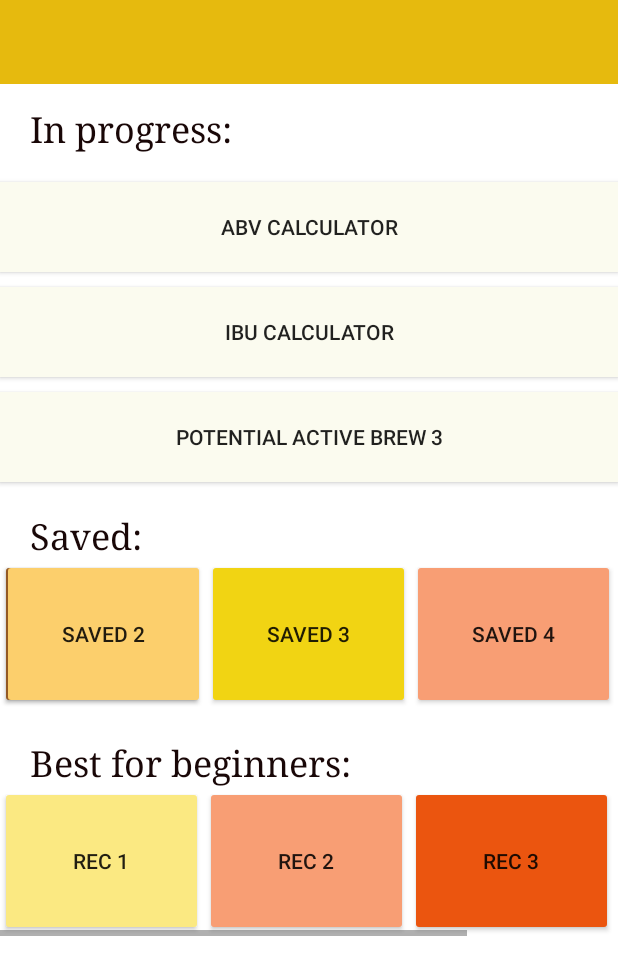
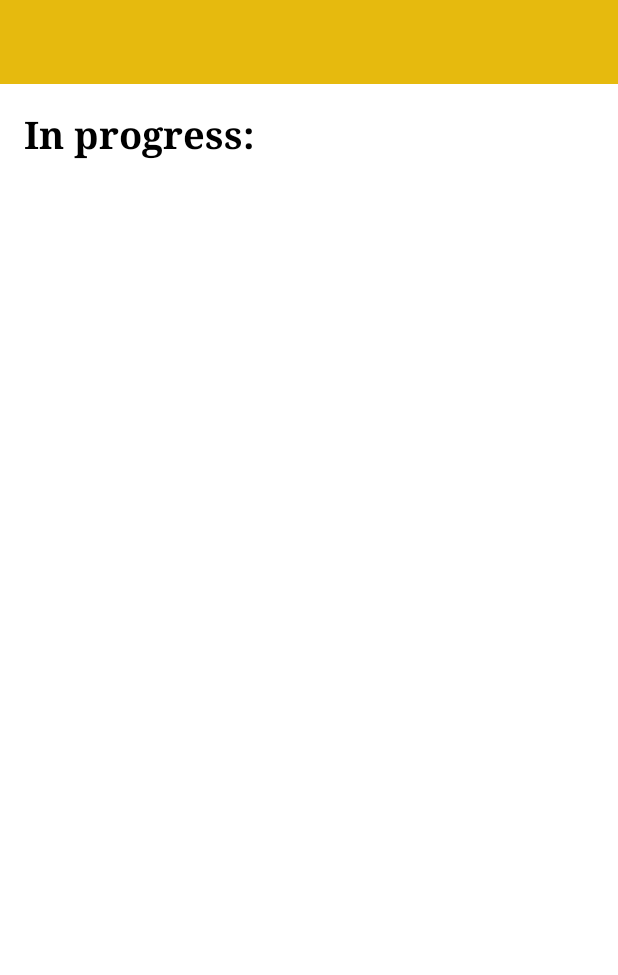
Before and after one commit to Infamiee/Brewminator, an Android app: the layout activity_home.xml on its own in the app's theme, with its tools: preview values and no code run, on a phone screen of 412 x 824 dp. Shown: the top 975 px of the screen. Run offline under Robolectric (Android 15) with nearby library versions, the light colour scheme and no system bars; Roboto replaces fonts that are not available here.

Commit message:
BREW-46 Zmiana strony domowej

```diff
--- a/app/src/main/res/layout/activity_home.xml
+++ b/app/src/main/res/layout/activity_home.xml
@@ -12,179 +12,27 @@
     <RelativeLayout
 
         android:layout_width="match_parent"
-        android:layout_height="match_parent"
-        app:layout_constraintBottom_toBottomOf="parent"
-        app:layout_constraintEnd_toEndOf="parent"
-        app:layout_constraintStart_toStartOf="parent"
-        app:layout_constraintTop_toTopOf="parent">
+        android:layout_height="match_parent">
 
         <include layout="@layout/toolbar"/>
 
-        <RelativeLayout
+        <LinearLayout
             android:layout_width="match_parent"
-            android:layout_height="wrap_content">
-
+            android:layout_height="wrap_content"
+            android:orientation="vertical"
+            android:layout_below="@id/toolbar"
+            android:layout_marginTop="@dimen/activity_vertical_margin"
+            android:layout_marginStart="@dimen/activity_horizontal_margin">
             <TextView
-                android:id="@+id/inprogresstext"
                 android:layout_width="wrap_content"
                 android:layout_height="wrap_content"
-                android:layout_marginStart="20dp"
-                android:layout_marginTop="70dp"
+                android:text="In progress:"
+                android:textSize="25sp"
+                android:textColor="@color/black"
+                android:textStyle="bold"
                 android:fontFamily="serif"
-                android:text="@string/in_progress"
-                android:textColor="#190707"
-                android:textSize="24dp" />
-
-            <Button
-                android:id="@+id/butt1"
-                android:layout_width="match_parent"
-                android:layout_height="60dp"
-                android:layout_below="@+id/inprogresstext"
-                android:layout_marginTop="20dp"
-                android:background="#FBFBEF"
-                android:text="ABV Calculator" />
-
-            <Button
-                android:id="@+id/butt2"
-                android:layout_width="match_parent"
-                android:layout_height="60dp"
-                android:layout_below="@+id/butt1"
-                android:layout_marginTop="10dp"
-                android:background="#FBFBEF"
-                android:text="Ibu calculator" />
-
-            <Button
-                android:id="@+id/butt3"
-                android:layout_width="match_parent"
-                android:layout_height="60dp"
-                android:layout_below="@+id/butt2"
-                android:layout_marginTop="10dp"
-                android:background="#FBFBEF"
-                android:text="potential active brew 3" />
-
-            <TextView
-                android:id="@+id/savedtext"
-                android:layout_width="wrap_content"
-                android:layout_height="wrap_content"
-                android:layout_below="@+id/butt3"
-                android:layout_marginLeft="20dp"
-                android:layout_marginTop="20dp"
-                android:fontFamily="serif"
-                android:text="Saved:"
-                android:textColor="#190707"
-                android:textSize="24dp" />
-
-
-            <HorizontalScrollView
-                android:id="@+id/savedhorizontal"
-                android:layout_width="wrap_content"
-                android:layout_height="wrap_content"
-                android:layout_below="@+id/savedtext">
-
-                <GridLayout
-                    android:id="@+id/savedgrid"
-                    android:layout_width="match_parent"
-                    android:layout_height="wrap_content">
-
-                    <Button
-                        android:id="@+id/savedbutt1"
-                        android:layout_width="135dp"
-                        android:layout_height="100dp"
-                        android:backgroundTint="#935924"
-                        android:text="Saved 1" />
-
-                    <Button
-                        android:id="@+id/savedbutt2"
-                        android:layout_width="135dp"
-                        android:layout_height="100dp"
-                        android:layout_row="0"
-                        android:layout_column="0"
-                        android:layout_marginLeft="1dp"
-                        android:backgroundTint="#FCCF6C"
-                        android:text="Saved 2" />
-
-                    <Button
-                        android:id="@+id/savedbutt3"
-                        android:layout_width="135dp"
-                        android:layout_height="100dp"
-                        android:layout_marginLeft="1dp"
-                        android:backgroundTint="#F1D413"
-                        android:text="Saved 3" />
-
-                    <Button
-                        android:id="@+id/savedbutt4"
-                        android:layout_width="135dp"
-                        android:layout_height="100dp"
-                        android:layout_marginLeft="1dp"
-                        android:backgroundTint="#F89E74"
-                        android:text="Saved 4" />
-
-                </GridLayout>
-            </HorizontalScrollView>
-
-            <TextView
-                android:id="@+id/recommendedtext"
-                android:layout_width="wrap_content"
-                android:layout_height="wrap_content"
-                android:layout_below="@+id/savedhorizontal"
-                android:layout_marginLeft="20dp"
-                android:layout_marginTop="20dp"
-                android:fontFamily="serif"
-                android:text="Best for beginners:"
-                android:textColor="#190707"
-                android:textSize="24dp" />
-
-            <HorizontalScrollView
-                android:id="@+id/rechorizontal"
-                android:layout_width="wrap_content"
-                android:layout_height="wrap_content"
-                android:layout_below="@+id/recommendedtext">
-
-                <GridLayout
-                    android:id="@+id/recgrid"
-                    android:layout_width="match_parent"
-                    android:layout_height="wrap_content">
-
-                    <Button
-                        android:id="@+id/recbutt1"
-                        android:layout_width="135dp"
-                        android:layout_height="100dp"
-                        android:layout_row="0"
-                        android:layout_column="0"
-                        android:backgroundTint="#FBE982"
-                        android:text="Rec 1" />
-
-                    <Button
-                        android:id="@+id/recbutt2"
-                        android:layout_width="135dp"
-                        android:layout_height="100dp"
-                        android:layout_marginLeft="1dp"
-                        android:backgroundTint="#F89E74"
-                        android:text="Rec 2" />
-
-                    <Button
-                        android:id="@+id/recbutt3"
-                        android:layout_width="135dp"
-                        android:layout_height="100dp"
-                        android:layout_row="0"
-                        android:layout_column="2"
-                        android:layout_marginLeft="1dp"
-                        android:backgroundTint="#EB550F"
-                        android:text="Rec 3" />
-
-                    <Button
-                        android:id="@+id/recbutt4"
-                        android:layout_width="135dp"
-                        android:layout_height="100dp"
-                        android:layout_marginLeft="1dp"
-                        android:backgroundTint="#FCCF6C"
-                        android:text="Rec 4" />
-
-                </GridLayout>
-            </HorizontalScrollView>
-
-
-        </RelativeLayout>
+                />
+        </LinearLayout>
 
     </RelativeLayout>
 
@@ -196,6 +44,15 @@
         android:id="@+id/nav_home"
         app:menu="@menu/navigation_menu"
         android:layout_gravity="start"
-        />
+        >
+
+        <Button
+            android:id="@+id/recbutt3"
+            android:layout_width="135dp"
+            android:layout_height="100dp"
+            android:layout_marginLeft="1dp"
+            android:backgroundTint="#EB550F"
+            android:text="Rec 3" />
+    </com.google.android.material.navigation.NavigationView>
 
 </androidx.drawerlayout.widget.DrawerLayout>
```
